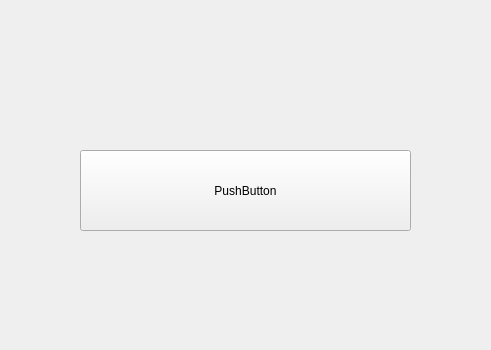
Above: untitled.ui from ziarah1409/chat2bim-2023-oct-p6 before the change; both pictures show x 120 to 611 and y 0 to 350 of the 800 by 600 pixel window. Below: the same form after it.
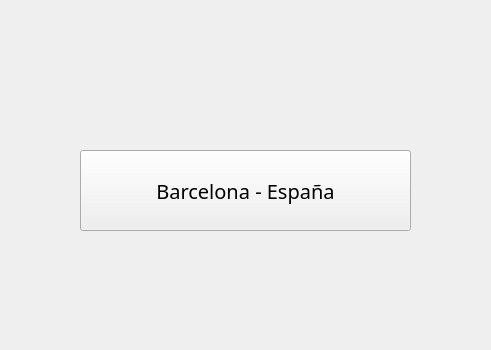
That is the form after the change.

Commit message: Actualizacion de Repositorio

```diff
--- a/untitled.ui
+++ b/untitled.ui
@@ -23,8 +23,14 @@
       <height>81</height>
      </rect>
     </property>
+    <property name="font">
+     <font>
+      <family>Microsoft New Tai Lue</family>
+      <pointsize>15</pointsize>
+     </font>
+    </property>
     <property name="text">
-     <string>PushButton</string>
+     <string>Barcelona - España</string>
     </property>
    </widget>
   </widget>
```
Left out of the diff: 2 changed lines with no effect on the pictures.
